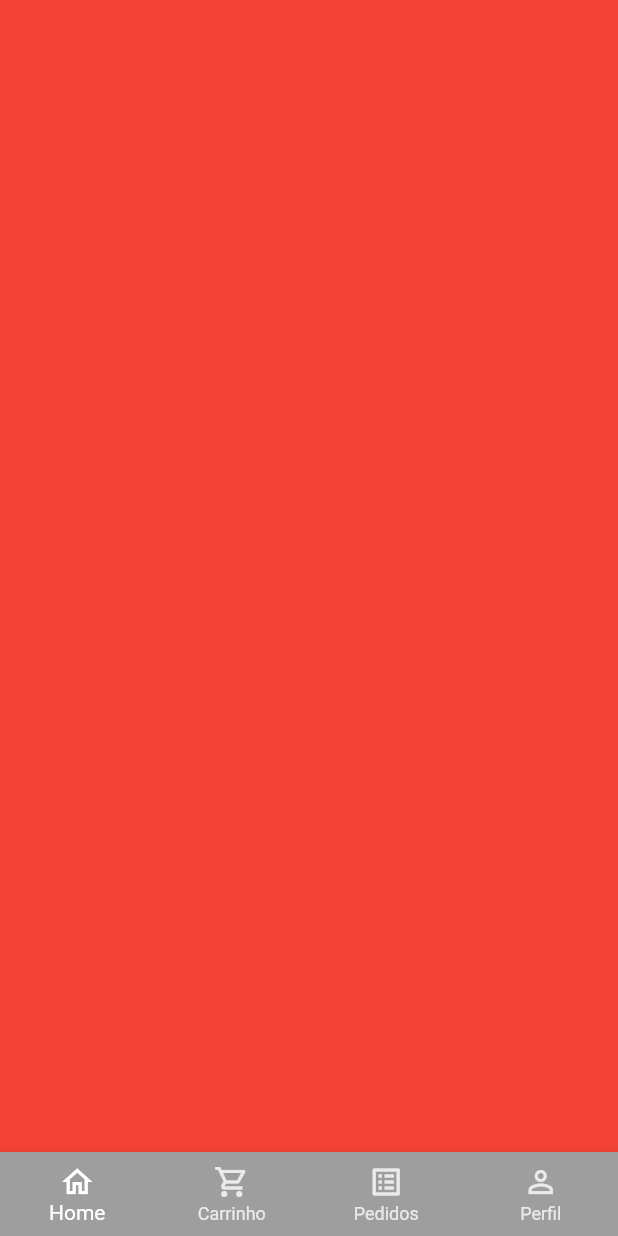
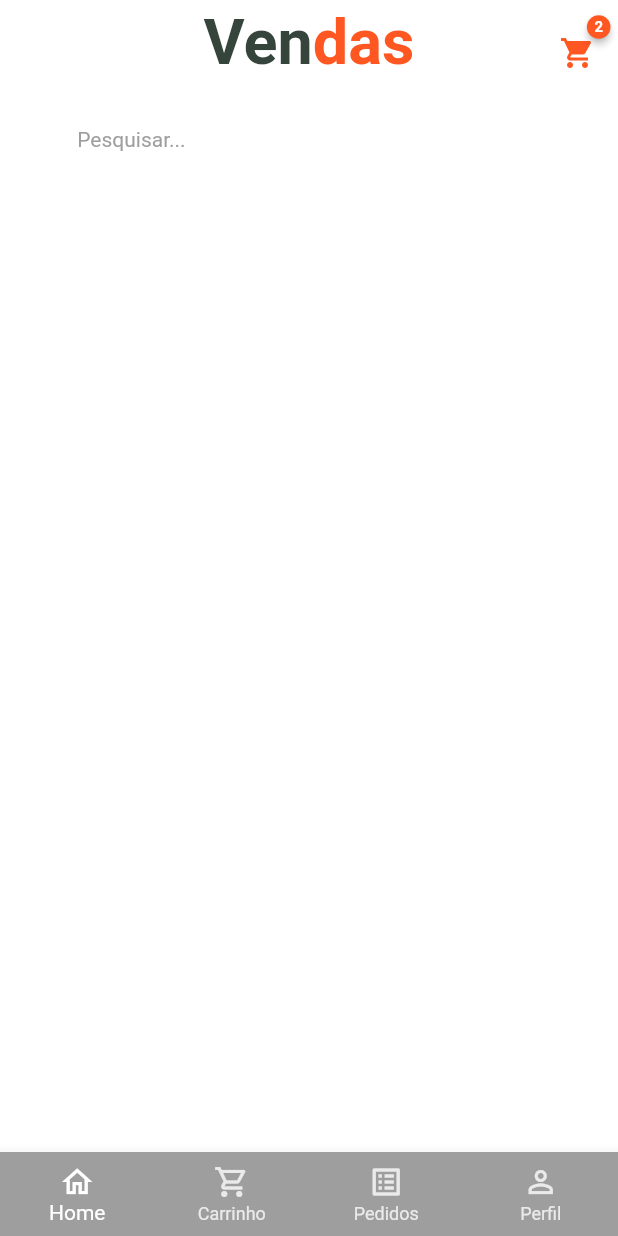
Before and after one commit to carlostoni/Flutter-Sales-App, a Flutter app: the screen it shows after launch, after a tap on "Entrar", on a phone screen of 412 x 824 dp. Run offline on Flutter 3.47's test engine with Material 2 defaults, Android fonts, the light colour scheme and no system bars; drawn by our look-alikes of badges; our stand-ins replace animated_text_kit, mask_text_input_formatter.

Commit message:
update 0.5

```diff
--- a/lib/main.dart
+++ b/lib/main.dart
@@ -13,6 +13,7 @@ class MyApp extends StatelessWidget {
       title: 'Flutter Demo',
       theme: ThemeData(
         primarySwatch: Colors.blueGrey,
+        scaffoldBackgroundColor: Colors.white.withAlpha(190),
       ),
       debugShowCheckedModeBanner: false,
         home: const SignInScreen(),
--- a/lib/src/auth/sign_in_screen.dart
+++ b/lib/src/auth/sign_in_screen.dart
@@ -14,7 +14,7 @@ class SignInScreen extends StatelessWidget {
     final size = MediaQuery.of(context).size;
 
     return Scaffold(
-      backgroundColor: CustomColors.customSwatchColor,
+      //backgroundColor: CustomColors.customSwatchColor,
       body: SingleChildScrollView(
         child: SizedBox(
           height: size.height,
@@ -32,10 +32,10 @@ class SignInScreen extends StatelessWidget {
                           fontSize: 70,
                         ),
                         children: [
-                          const TextSpan(
+                          TextSpan(
                             text: 'Ven',
                             style: TextStyle(
-                              color: Colors.white,
+                              color: CustomColors.customSwatchColor,
                               fontWeight: FontWeight.bold,
                             ),
                           ),
--- a/lib/src/base/base_screen.dart
+++ b/lib/src/base/base_screen.dart
@@ -1,4 +1,5 @@
 import 'package:flutter/material.dart';
+import 'package:vendas/src/home/home_tab.dart';
 
 class BaseScreen extends StatefulWidget {
   const BaseScreen({Key? key}) : super(key: key);
@@ -18,7 +19,7 @@ class _BaseScreenState extends State<BaseScreen> {
           physics: const NeverScrollableScrollPhysics(),
           controller: pageController,
           children: [
-            Container(color: Colors.red),
+            HomeTab(),
             Container(color: Colors.yellow),
             Container(color: Colors.blue),
             Container(color: Colors.purple),
--- a/lib/src/config/custom_colors.dart
+++ b/lib/src/config/custom_colors.dart
@@ -18,5 +18,5 @@ abstract class CustomColors {
   static Color customContrastColor = Colors.deepOrange;
 
   static MaterialColor customSwatchColor =
-  MaterialColor(0xFFFFE0B2, _swatchOpacity);
+  MaterialColor(0xFF36453B, _swatchOpacity);
 }
--- /dev/null
+++ b/lib/src/home/components/category_tile.dart
@@ -0,0 +1,17 @@
+import 'package:flutter/material.dart';
+
+class CategoryTile extends StatelessWidget {
+  const CategoryTile({
+    Key? key,
+    required this.category,
+    required this.isSelected,
+  }) : super(key: key);
+
+  final String category;
+  final bool isSelected;
+
+  @override
+  Widget build(BuildContext context) {
+    return Container();
+  }
+}
--- /dev/null
+++ b/lib/src/home/home_tab.dart
@@ -0,0 +1,131 @@
+import 'package:badges/badges.dart';
+import 'package:flutter/material.dart';
+import 'package:vendas/src/config/custom_colors.dart';
+import 'package:vendas/src/home/components/category_tile.dart';
+
+class HomeTab extends StatelessWidget {
+  HomeTab({Key? key}) : super(key: key);
+
+  List<String> categories = [
+    'Item 1',
+    'Item 2',
+    'Item 3',
+    'Item 4',
+    'Item 5',
+  ];
+
+  @override
+  Widget build(BuildContext context) {
+    return Scaffold(
+      //App bar
+      appBar: AppBar(
+        backgroundColor: Colors.transparent,
+        elevation: 0,
+        centerTitle: true,
+        title: Text.rich(
+          TextSpan(
+            style: const TextStyle(
+              fontSize: 42,
+            ),
+            children: [
+              TextSpan(
+                text: 'Ven',
+                style: TextStyle(
+                  color: CustomColors.customSwatchColor,
+                  fontWeight: FontWeight.bold,
+                ),
+              ),
+              TextSpan(
+                text: 'das',
+                style: TextStyle(
+                  color: CustomColors.customContrastColor,
+                  fontWeight: FontWeight.bold,
+                ),
+              ),
+            ],
+          ),
+        ),
+        actions: [
+          Padding(
+            padding: const EdgeInsets.only(
+              top: 15,
+              right: 15,
+            ),
+            child: GestureDetector(
+              onTap: () {},
+              child: Badge(
+                badgeColor: CustomColors.customContrastColor,
+                badgeContent: const Text(
+                  '2',
+                  style: TextStyle(
+                    color: Colors.white,
+                    fontSize: 10,
+                    fontWeight: FontWeight.bold,
+                  ),
+                ),
+                child: Icon(
+                  Icons.shopping_cart,
+                  color: CustomColors.customContrastColor,
+                ),
+              ),
+            ),
+          ),
+        ],
+      ),
+
+      body: Column(
+        children: [
+          //Campo de pesquisa
+
+          Padding(
+            padding: const EdgeInsets.symmetric(
+              horizontal: 20,
+              vertical: 10,
+            ),
+            child: TextFormField(
+              decoration: InputDecoration(
+                filled: true,
+                fillColor: Colors.white,
+                isDense: true,
+                hintText: ' Pesquisar... ',
+                hintStyle: TextStyle(
+                  color: Colors.grey.shade500,
+                  fontSize: 14,
+                ),
+                prefix: Icon(
+                  Icons.search,
+                  color: CustomColors.customContrastColor,
+                  size: 16,
+                ),
+                border: OutlineInputBorder(
+                  borderRadius: BorderRadius.circular(60),
+                  borderSide: const BorderSide(
+                    width: 0,
+                    style: BorderStyle.none,
+                  ),
+                ),
+              ),
+            ),
+          ),
+          //Categorias
+          SizedBox(
+            height: 40,
+            child: ListView.separated(
+              scrollDirection: Axis.horizontal,
+              itemBuilder: (_, index) {
+                return CategoryTile(
+                  category: categories[index],
+                  isSelected: false,
+                );
+              },
+              separatorBuilder: (_, index) => const SizedBox(width: 10),
+              itemCount: categories.length,
+            ),
+          ),
+        ],
+      ),
+
+      //Grid
+    );
+  }
+}
--- a/pubspec.yaml
+++ b/pubspec.yaml
@@ -30,6 +30,7 @@ dependencies:
   cupertino_icons: ^1.0.2
   animated_text_kit: any
   mask_text_input_formatter: ^2.4.0
+  badges: ^2.0.3
 
 dev_dependencies:
   flutter_test:
```
Also changed, not shown: pubspec.lock.
